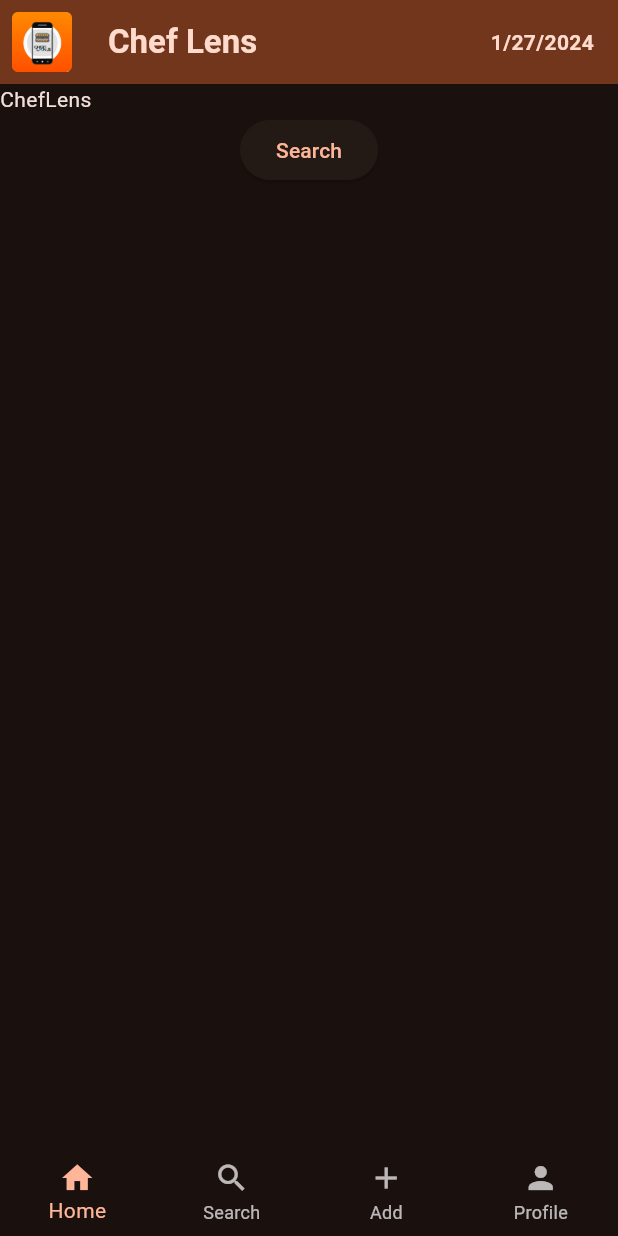
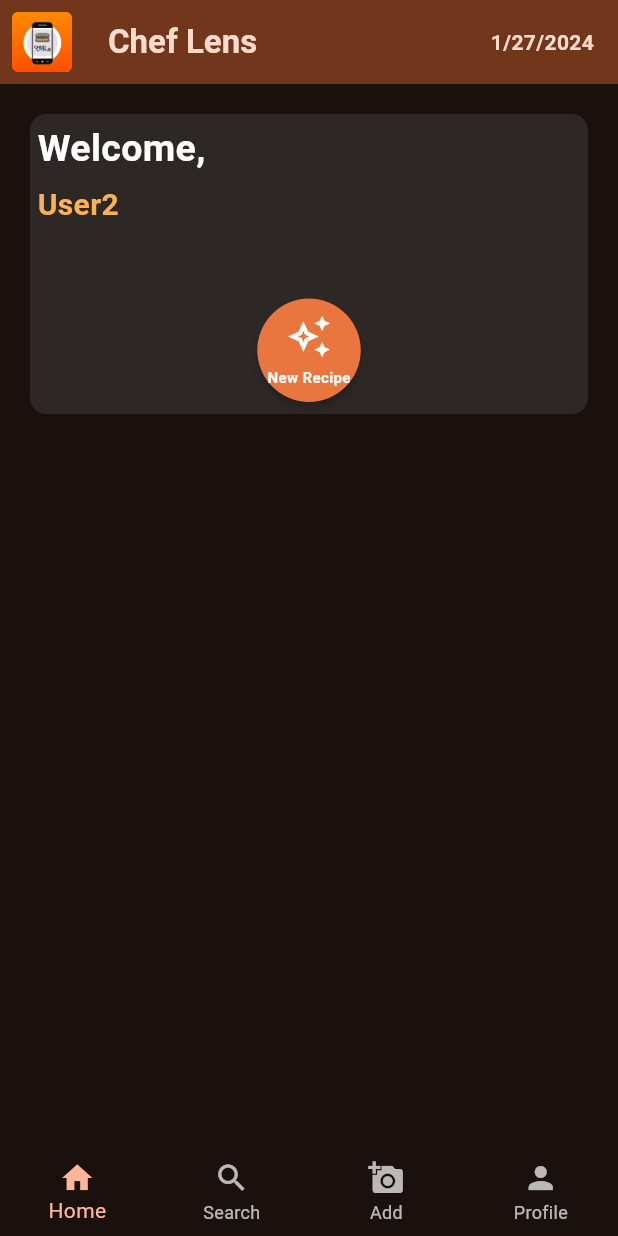
Before and after one commit to brianBoolean88/ChefLens, a Flutter app: the screen it shows after launch, on a phone screen of 412 x 824 dp. Run offline on Flutter 3.47's test engine with Material 3 defaults, Android fonts, the light colour scheme and no system bars; our stand-ins replace cached_network_image, dio; missing offline and left inert: cookie_jar, dio_cookie_manager; Roboto replaces fonts that are missing (Poppins).

Commit message:
screens update

```diff
--- a/lib/screens/home_page.dart
+++ b/lib/screens/home_page.dart
@@ -1,6 +1,5 @@
 import "package:flutter/material.dart";
-
-import "../widgets/scrollable_news_container.dart";
+import '../utilities/global.dart' as globals;
 
 class HomePage extends StatefulWidget {
   const HomePage({super.key});
@@ -13,17 +12,84 @@ class _HomePageState extends State<HomePage> {
   @override
   Widget build(BuildContext context) {
     return SingleChildScrollView(
-      child: Column(
-        mainAxisAlignment: MainAxisAlignment.spaceBetween,
-        children: [
-          const Row(
-            children: [Text("ChefLens")],
+      child: Padding(
+        padding: const EdgeInsets.all(20.0),
+        child: Container(
+          decoration: BoxDecoration(
+            color: Color.fromARGB(107, 71, 71, 71),
+            borderRadius: BorderRadius.circular(11.0),
           ),
-          ElevatedButton(
-            child: const Text("Search"),
-            onPressed: () => {print("hi")},
+          child: Column(
+            mainAxisAlignment: MainAxisAlignment.start,
+            children: [
+              Row(
+                children: [
+                  Column(
+                    crossAxisAlignment: CrossAxisAlignment.start,
+                    children: [
+                      const Padding(
+                        padding: EdgeInsets.all(5),
+                        child: Text(
+                          "Welcome,",
+                          style: TextStyle(
+                            fontWeight: FontWeight.bold,
+                            fontSize: 25,
+                            color: Color.fromRGBO(255, 255, 255, 1),
+                          ),
+                        ),
+                      ),
+                      Padding(
+                        padding: const EdgeInsets.only(left: 5),
+                        child: Text(
+                          globals.username,
+                          style: const TextStyle(
+                            fontWeight: FontWeight.bold,
+                            fontSize: 20,
+                            color: Color.fromRGBO(255, 176, 85, 1),
+                          ),
+                        ),
+                      ),
+                    ],
+                  ),
+                ],
+              ),
+              const Padding(
+                padding: EdgeInsets.only(top: 20, bottom: 20),
+              ),
+              Padding(
+                padding: const EdgeInsets.all(8.0),
+                child: RawMaterialButton(
+                  onPressed: () => print("hi"),
+                  elevation: 2.0,
+                  fillColor: const Color.fromARGB(255, 233, 117, 63),
+                  shape: const CircleBorder(),
+                  child: const Padding(
+                    padding: EdgeInsets.all(10.0),
+                    child: Column(
+                      mainAxisAlignment: MainAxisAlignment.center,
+                      children: [
+                        Icon(
+                          Icons.auto_awesome_outlined,
+                          color: Colors.white,
+                          size: 30.0,
+                        ),
+                        SizedBox(height: 5.0),
+                        Text(
+                          "New Recipe",
+                          style: TextStyle(
+                            color: Colors.white,
+                            fontWeight: FontWeight.bold,
+                            fontSize: 10,
+                          ),
+                        ),
+                      ],
+                    ),
+                  ),
+                ),
+              ),
+            ],
           ),
-        ],
+        ),
       ),
     );
   }
--- a/lib/screens/root_page.dart
+++ b/lib/screens/root_page.dart
@@ -67,7 +67,7 @@ class _RootPageState extends State<RootPage> {
               label: "Search",
             ),
             BottomNavigationBarItem(
-              icon: Icon(Icons.add),
+              icon: Icon(Icons.add_a_photo),
               label: "Add",
             ),
             BottomNavigationBarItem(
--- /dev/null
+++ b/lib/utilities/global.dart
@@ -0,0 +1,3 @@
+library my_prj.globals;
+
+String username = "User2";
```
Also changed, not shown: flutter_01.png (added).
